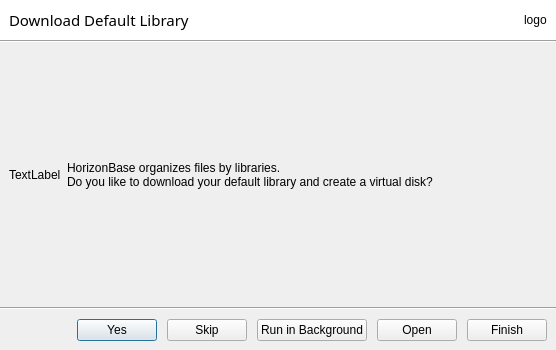
This is ui/init-vdrive-dialog.ui in haiwen/seafile-client as Qt 5 draws it before an edit. The edited form follows.
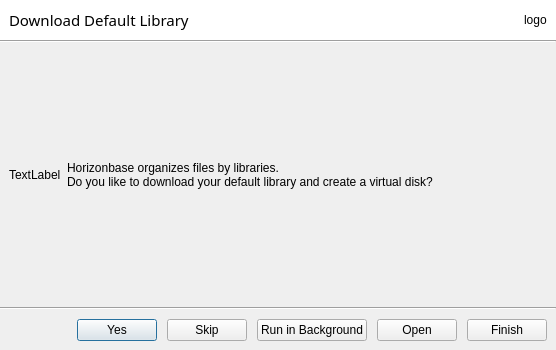
This is the edited form.

Commit message: correct HorizonBase to Horizonbase

Patch:
```diff
--- a/ui/init-vdrive-dialog.ui
+++ b/ui/init-vdrive-dialog.ui
@@ -103,7 +103,7 @@
       <item>
        <widget class="QLabel" name="mStatusText">
         <property name="text">
-         <string>HorizonBase organizes files by libraries.
+         <string>Horizonbase organizes files by libraries.
 Do you like to download your default library and create a virtual disk?</string>
         </property>
        </widget>
```
The commit also changes 37 other files.
